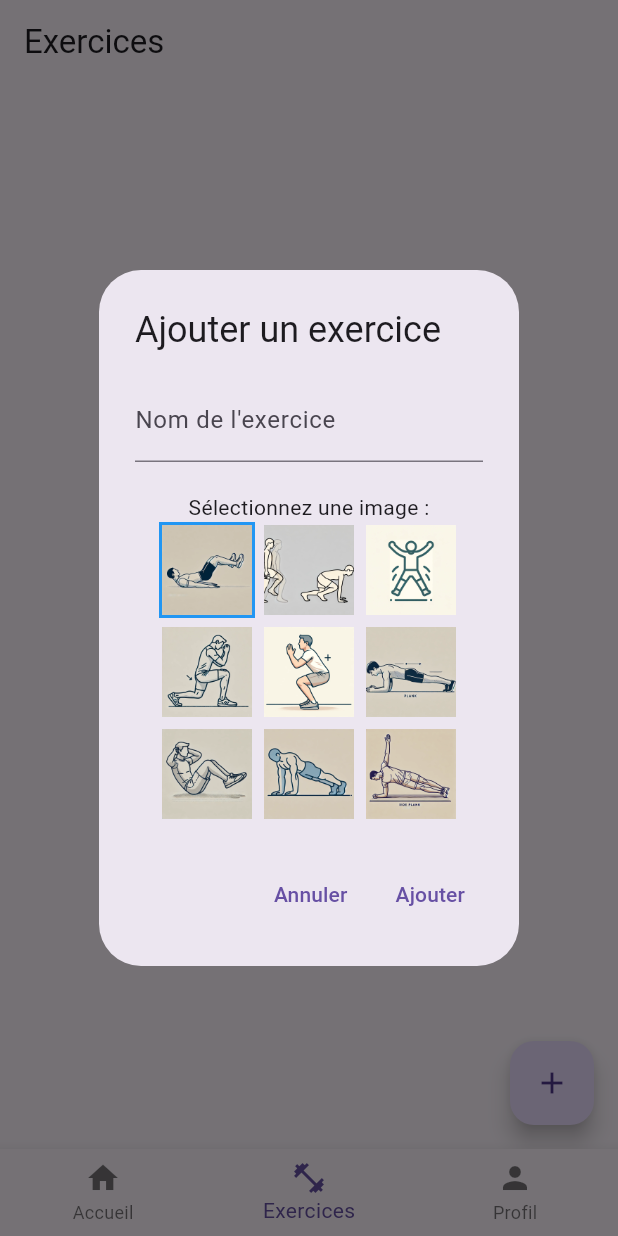
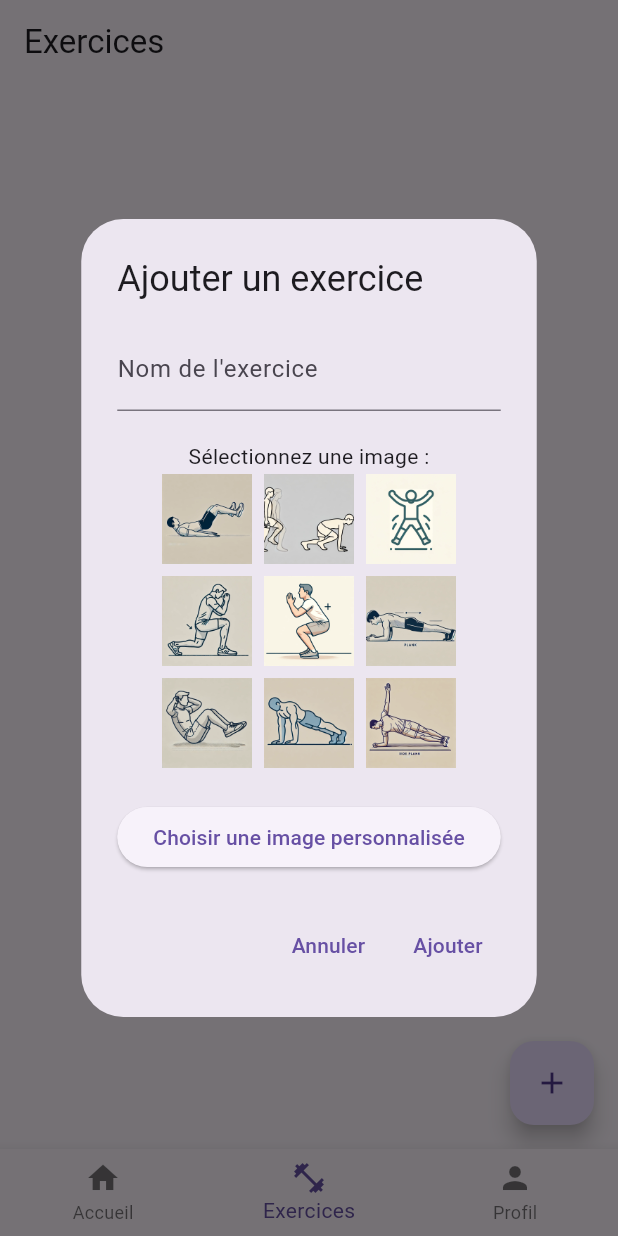
Before and after one commit to AlzUrt/flutter_sport, a Flutter app: the screen it shows after launch, item 2 of the bottom bar chosen, after a tap on the "add" icon, on a phone screen of 412 x 824 dp. Run offline on Flutter 3.47's test engine with Material 3 defaults, Android fonts, the phone set to English and light mode, and no system bars; our stand-ins replace image_picker.

Commit message:
feat: possibilité de choisir une image de notre gallery pour créer un nouvel exercice

```diff
--- a/lib/domain/exercice.dart
+++ b/lib/domain/exercice.dart
@@ -1,8 +1,18 @@
+import 'dart:io';
+
 class Exercice {
   final String name;
-  final int imageIndex;
+  final int? imageIndex;
+  final String? customImagePath;
 
-  const Exercice({required this.name, required this.imageIndex});
+  const Exercice({
+    required this.name,
+    this.imageIndex,
+    this.customImagePath
+  }) : assert(imageIndex != null || customImagePath != null);
 
-  String get imagePath => 'assets/images/exercise${imageIndex + 1}.webp';
+  String get imagePath =>
+    customImagePath ?? 'assets/images/exercise${imageIndex! + 1}.webp';
+
+  bool get isCustomImage => customImagePath != null;
 }
--- a/lib/screens/exercices_screen.dart
+++ b/lib/screens/exercices_screen.dart
@@ -1,8 +1,10 @@
 import 'package:flutter/material.dart';
+import 'package:image_picker/image_picker.dart';
+import 'dart:io';
 import '../domain/exercice.dart';
 
 class ExercicesScreen extends StatefulWidget {
-  const ExercicesScreen({super.key});
+  const ExercicesScreen({Key? key}) : super(key: key);
 
   @override
   _ExercicesScreenState createState() => _ExercicesScreenState();
@@ -10,6 +12,7 @@ class ExercicesScreen extends StatefulWidget {
 
 class _ExercicesScreenState extends State<ExercicesScreen> {
   final List<Exercice> _exercices = [];
+  final ImagePicker _picker = ImagePicker();
 
   void _addExercice(Exercice exercice) {
     setState(() {
@@ -29,7 +32,9 @@ class _ExercicesScreenState extends State<ExercicesScreen> {
           final exercice = _exercices[index];
           return ListTile(
             title: Text(exercice.name),
-            leading: Image.asset(exercice.imagePath, width: 50, height: 50),
+            leading: exercice.isCustomImage
+              ? Image.file(File(exercice.imagePath), width: 50, height: 50)
+              : Image.asset(exercice.imagePath, width: 50, height: 50),
           );
         },
       ),
@@ -42,7 +47,8 @@ class _ExercicesScreenState extends State<ExercicesScreen> {
 
   void _showAddExerciceForm(BuildContext context) {
     String name = '';
-    int selectedImageIndex = 0;
+    int? selectedImageIndex;
+    String? customImagePath;
 
     showDialog(
       context: context,
@@ -51,7 +57,8 @@ class _ExercicesScreenState extends State<ExercicesScreen> {
           builder: (context, setState) {
             return AlertDialog(
               title: const Text('Ajouter un exercice'),
-              content: Column(
+              content: SingleChildScrollView(
+                child: Column(
                   mainAxisSize: MainAxisSize.min,
                   children: [
                     TextField(
@@ -75,6 +82,7 @@ class _ExercicesScreenState extends State<ExercicesScreen> {
                             onTap: () {
                               setState(() {
                                 selectedImageIndex = index;
+                                customImagePath = null;
                               });
                             },
                             child: Container(
@@ -90,7 +98,31 @@ class _ExercicesScreenState extends State<ExercicesScreen> {
                         },
                       ),
                     ),
+                    const SizedBox(height: 20),
+                    ElevatedButton(
+                      onPressed: () async {
+                        final XFile? image = await _picker.pickImage(source: ImageSource.gallery);
+                        if (image != null) {
+                          setState(() {
+                            customImagePath = image.path;
+                            selectedImageIndex = null;
+                          });
+                        }
+                      },
+                      child: const Text('Choisir une image personnalisée'),
+                    ),
+                    if (customImagePath != null)
+                      Padding(
+                        padding: const EdgeInsets.only(top: 10),
+                        child: Image.file(
+                          File(customImagePath!),
+                          height: 100,
+                          width: 100,
+                          fit: BoxFit.cover,
+                        ),
+                      ),
                   ],
+                ),
               ),
               actions: [
                 TextButton(
@@ -100,8 +132,12 @@ class _ExercicesScreenState extends State<ExercicesScreen> {
                 TextButton(
                   child: const Text('Ajouter'),
                   onPressed: () {
-                    if (name.isNotEmpty) {
-                      _addExercice(Exercice(name: name, imageIndex: selectedImageIndex));
+                    if (name.isNotEmpty && (selectedImageIndex != null || customImagePath != null)) {
+                      _addExercice(Exercice(
+                        name: name,
+                        imageIndex: selectedImageIndex,
+                        customImagePath: customImagePath
+                      ));
                       Navigator.of(context).pop();
                     }
                   },
--- a/pubspec.yaml
+++ b/pubspec.yaml
@@ -31,6 +31,7 @@ dependencies:
   flutter:
     sdk: flutter
   provider: ^6.0.5
+  image_picker: ^0.8.7
 
   # The following adds the Cupertino Icons font to your application.
   # Use with the CupertinoIcons class for iOS style icons.
```
Also changed, not shown: pubspec.lock, 5 other files. Lines whose indentation alone changed are shown as unchanged.
